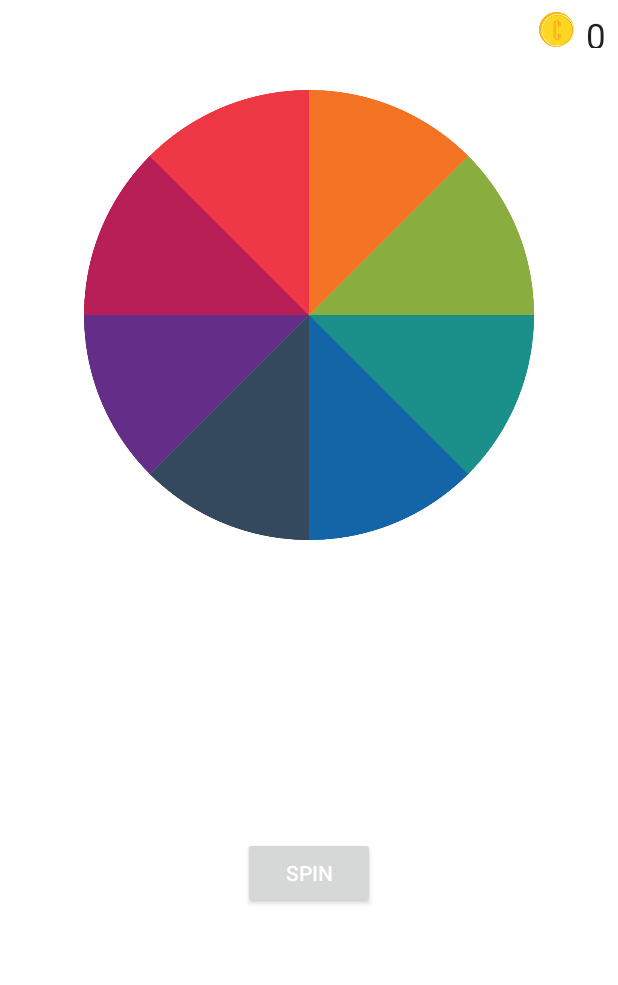
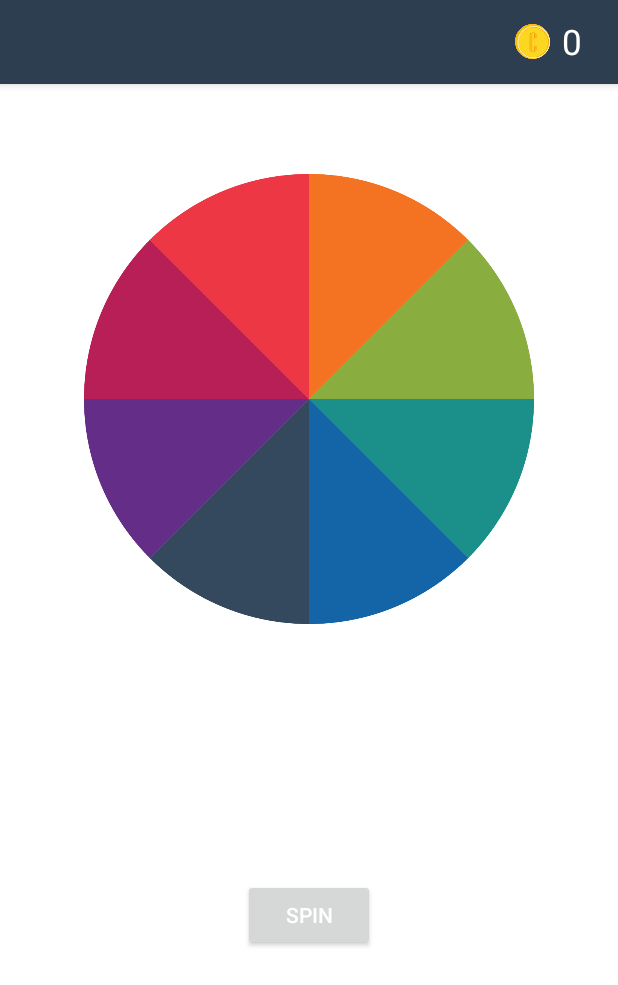
Before and after one commit to sjroh/GoalAchiever, an Android app: the RouletteActivity screen opened directly, with no data from a screen before it, on a phone screen of 412 x 824 dp. Shown: the top 985 px of the screen. Run offline under Robolectric (Android 15) with nearby library versions, the phone set to English and light mode, and no system bars; libraries missing offline, so code that uses them is left out: info.hoang8f.widget; plain views replace FButton; 2 statements that could not run were skipped.

Commit message:
actionbar changed

```diff
--- a/GoalAchiever/app/src/main/java/roh/sijine/goalachiever/RouletteActivity.java
+++ b/GoalAchiever/app/src/main/java/roh/sijine/goalachiever/RouletteActivity.java
@@ -1,13 +1,17 @@
 package roh.sijine.goalachiever;
 
 import android.content.Context;
+import android.graphics.drawable.ColorDrawable;
 import android.os.Bundle;
 import android.support.v7.app.ActionBar;
 import android.support.v7.app.AppCompatActivity;
+import android.view.Gravity;
+import android.view.LayoutInflater;
 import android.view.View;
 import android.view.animation.Animation;
 import android.view.animation.RotateAnimation;
 import android.widget.ImageView;
+import android.widget.RelativeLayout;
 import android.widget.TextView;
 
 import info.hoang8f.widget.FButton;
@@ -37,9 +41,17 @@ public class RouletteActivity extends AppCompatActivity {
         setContentView(R.layout.activity_roulette);
 
         ActionBar actionBar = getSupportActionBar();
-        if (actionBar != null) {
-            actionBar.hide();
-        }
+//        if (actionBar != null) {
+//            actionBar.hide();
+//        }
+        actionBar.setBackgroundDrawable(new ColorDrawable(getResources().getColor(R.color.fbutton_color_midnight_blue)));
+        actionBar.setDisplayShowHomeEnabled(false);
+        actionBar.setDisplayShowTitleEnabled(false);
+        LayoutInflater inflator = LayoutInflater.from(this);
+        View v = inflator.inflate(R.layout.layout_actionbar, null);
+        ((RelativeLayout) v).setGravity(Gravity.RIGHT);
+        actionBar.setCustomView(v);
+        actionBar.setDisplayShowCustomEnabled(true);
 
         // setup text coin
         sh = new ScoreHandler(mContext);
--- a/GoalAchiever/app/src/main/res/layout/activity_collection.xml
+++ b/GoalAchiever/app/src/main/res/layout/activity_collection.xml
@@ -7,7 +7,7 @@
     android:orientation="vertical"
     tools:context="roh.sijine.goalachiever.CollectionActivit">
 
-    <include layout="@layout/layout_coin" />
+    <!--<include layout="@layout/layout_coin" />-->
 
     <LinearLayout
         android:layout_width="match_parent"
--- a/GoalAchiever/app/src/main/res/layout/activity_roulette.xml
+++ b/GoalAchiever/app/src/main/res/layout/activity_roulette.xml
@@ -50,6 +50,6 @@
             fbutton:shadowHeight="5dp" />
     </LinearLayout>
 
-    <include layout="@layout/layout_coin" />
+    <!--<include layout="@layout/layout_coin" />-->
 
 </RelativeLayout>
```
Also changed, not shown: GoalAchiever/app/src/main/java/roh/sijine/goalachiever/CollectionActivity.java (+14 -3 lines), GoalAchiever/app/src/main/res/layout/activity_setup_timer.xml (+0 -8 lines).
